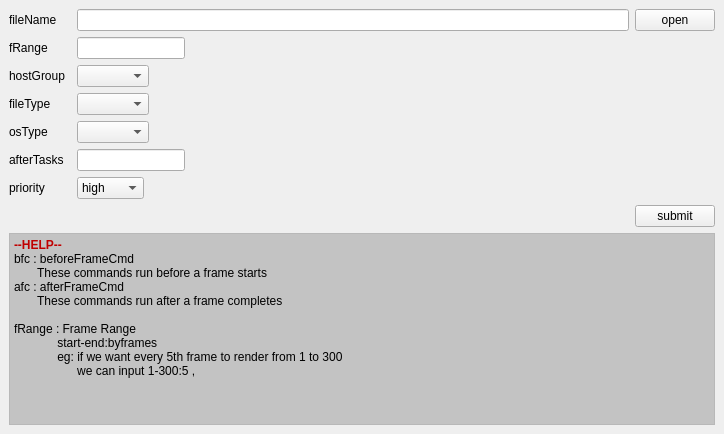
Before: the Qt Designer form rbhusUI/lib/rbhusSubmitMod.ui in aumanimationstudios/rbhus, drawn with Qt 5.
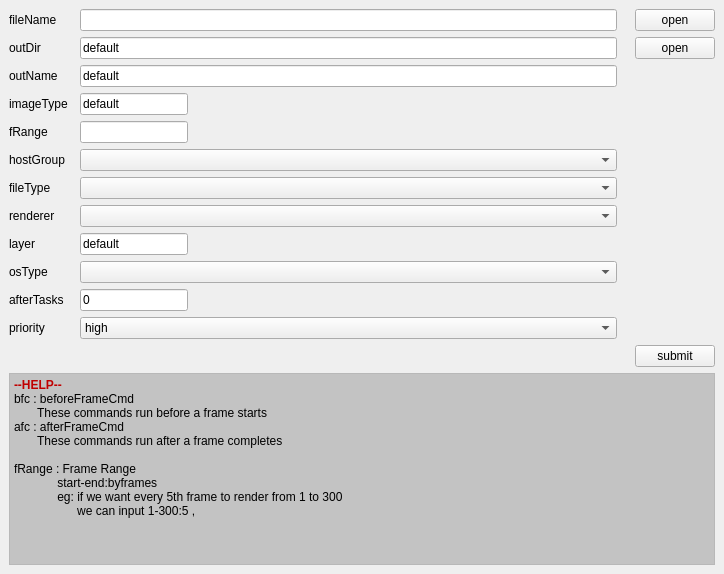
After: the same form once the commit is applied.

Diff of the .ui file:
```diff
--- a/rbhusUI/lib/rbhusSubmitMod.ui
+++ b/rbhusUI/lib/rbhusSubmitMod.ui
@@ -7,7 +7,7 @@
     <x>0</x>
     <y>0</y>
     <width>724</width>
-    <height>360</height>
+    <height>525</height>
    </rect>
   </property>
   <property name="windowTitle">
@@ -15,7 +15,169 @@
   </property>
   <widget class="QWidget" name="centralwidget">
    <layout class="QGridLayout" name="gridLayout">
-    <item row="10" column="0" colspan="6">
+    <item row="12" column="0">
+     <widget class="QLabel" name="labelAfterTask">
+      <property name="sizePolicy">
+       <sizepolicy hsizetype="Maximum" vsizetype="Fixed">
+        <horstretch>0</horstretch>
+        <verstretch>0</verstretch>
+       </sizepolicy>
+      </property>
+      <property name="text">
+       <string>afterTasks</string>
+      </property>
+     </widget>
+    </item>
+    <item row="7" column="2">
+     <widget class="QComboBox" name="comboFileType">
+      <property name="sizePolicy">
+       <sizepolicy hsizetype="Expanding" vsizetype="Fixed">
+        <horstretch>0</horstretch>
+        <verstretch>0</verstretch>
+       </sizepolicy>
+      </property>
+     </widget>
+    </item>
+    <item row="0" column="5">
+     <widget class="QPushButton" name="pushFileName">
+      <property name="sizePolicy">
+       <sizepolicy hsizetype="Minimum" vsizetype="Fixed">
+        <horstretch>0</horstretch>
+        <verstretch>0</verstretch>
+       </sizepolicy>
+      </property>
+      <property name="text">
+       <string>open</string>
+      </property>
+     </widget>
+    </item>
+    <item row="13" column="0">
+     <widget class="QLabel" name="labelPrio">
+      <property name="sizePolicy">
+       <sizepolicy hsizetype="Maximum" vsizetype="Fixed">
+        <horstretch>0</horstretch>
+        <verstretch>0</verstretch>
+       </sizepolicy>
+      </property>
+      <property name="text">
+       <string>priority</string>
+      </property>
+     </widget>
+    </item>
+    <item row="7" column="0">
+     <widget class="QLabel" name="labeFileType">
+      <property name="sizePolicy">
+       <sizepolicy hsizetype="Maximum" vsizetype="Fixed">
+        <horstretch>0</horstretch>
+        <verstretch>0</verstretch>
+       </sizepolicy>
+      </property>
+      <property name="text">
+       <string>fileType</string>
+      </property>
+     </widget>
+    </item>
+    <item row="15" column="5">
+     <widget class="QPushButton" name="pushSubmit">
+      <property name="sizePolicy">
+       <sizepolicy hsizetype="Fixed" vsizetype="Fixed">
+        <horstretch>0</horstretch>
+        <verstretch>0</verstretch>
+       </sizepolicy>
+      </property>
+      <property name="text">
+       <string>submit</string>
+      </property>
+     </widget>
+    </item>
+    <item row="8" column="0">
+     <widget class="QLabel" name="labeRenderer">
+      <property name="sizePolicy">
+       <sizepolicy hsizetype="Maximum" vsizetype="Fixed">
+        <horstretch>0</horstretch>
+        <verstretch>0</verstretch>
+       </sizepolicy>
+      </property>
+      <property name="text">
+       <string>renderer</string>
+      </property>
+     </widget>
+    </item>
+    <item row="15" column="2">
+     <spacer name="horizontalSpacer">
+      <property name="orientation">
+       <enum>Qt::Horizontal</enum>
+      </property>
+      <property name="sizeHint" stdset="0">
+       <size>
+        <width>40</width>
+        <height>20</height>
+       </size>
+      </property>
+     </spacer>
+    </item>
+    <item row="13" column="2">
+     <widget class="QComboBox" name="comboPrio">
+      <property name="sizePolicy">
+       <sizepolicy hsizetype="Expanding" vsizetype="Fixed">
+        <horstretch>0</horstretch>
+        <verstretch>0</verstretch>
+       </sizepolicy>
+      </property>
+      <item>
+       <property name="text">
+        <string>high</string>
+       </property>
+      </item>
+      <item>
+       <property name="text">
+        <string>normal</string>
+       </property>
+      </item>
+      <item>
+       <property name="text">
+        <string>low</string>
+       </property>
+      </item>
+     </widget>
+    </item>
+    <item row="12" column="2">
+     <widget class="QLineEdit" name="lineEditAfterTask">
+      <property name="sizePolicy">
+       <sizepolicy hsizetype="Maximum" vsizetype="Fixed">
+        <horstretch>0</horstretch>
+        <verstretch>0</verstretch>
+       </sizepolicy>
+      </property>
+      <property name="text">
+       <string>0</string>
+      </property>
+     </widget>
+    </item>
+    <item row="10" column="2">
+     <widget class="QLineEdit" name="lineEditLayer">
+      <property name="sizePolicy">
+       <sizepolicy hsizetype="Maximum" vsizetype="Fixed">
+        <horstretch>0</horstretch>
+        <verstretch>0</verstretch>
+       </sizepolicy>
+      </property>
+      <property name="text">
+       <string>default</string>
+      </property>
+     </widget>
+    </item>
+    <item row="4" column="2">
+     <widget class="QLineEdit" name="lineEditFrange">
+      <property name="sizePolicy">
+       <sizepolicy hsizetype="Maximum" vsizetype="Fixed">
+        <horstretch>0</horstretch>
+        <verstretch>0</verstretch>
+       </sizepolicy>
+      </property>
+     </widget>
+    </item>
+    <item row="16" column="0" colspan="6">
      <widget class="QTextEdit" name="textEdit">
       <property name="sizePolicy">
        <sizepolicy hsizetype="Minimum" vsizetype="Fixed">
@@ -104,46 +266,7 @@
       </property>
      </widget>
     </item>
-    <item row="0" column="2" colspan="3">
-     <widget class="QLineEdit" name="lineEditFileName">
-      <property name="sizePolicy">
-       <sizepolicy hsizetype="MinimumExpanding" vsizetype="Fixed">
-        <horstretch>0</horstretch>
-        <verstretch>0</verstretch>
-       </sizepolicy>
-      </property>
-      <property name="dragEnabled">
-       <bool>true</bool>
-      </property>
-     </widget>
-    </item>
-    <item row="3" column="0">
-     <widget class="QLabel" name="labelHostGroup">
-      <property name="sizePolicy">
-       <sizepolicy hsizetype="Maximum" vsizetype="Fixed">
-        <horstretch>0</horstretch>
-        <verstretch>0</verstretch>
-       </sizepolicy>
-      </property>
-      <property name="text">
-       <string>hostGroup</string>
-      </property>
-     </widget>
-    </item>
-    <item row="9" column="2">
-     <spacer name="horizontalSpacer">
-      <property name="orientation">
-       <enum>Qt::Horizontal</enum>
-      </property>
-      <property name="sizeHint" stdset="0">
-       <size>
-        <width>40</width>
-        <height>20</height>
-       </size>
-      </property>
-     </spacer>
-    </item>
-    <item row="1" column="0">
+    <item row="4" column="0">
      <widget class="QLabel" name="labelFrange">
       <property name="sizePolicy">
        <sizepolicy hsizetype="Maximum" vsizetype="Fixed">
@@ -156,42 +279,6 @@
       </property>
      </widget>
     </item>
-    <item row="0" column="5">
-     <widget class="QPushButton" name="pushFileName">
-      <property name="sizePolicy">
-       <sizepolicy hsizetype="Minimum" vsizetype="Fixed">
-        <horstretch>0</horstretch>
-        <verstretch>0</verstretch>
-       </sizepolicy>
-      </property>
-      <property name="text">
-       <string>open</string>
-      </property>
-     </widget>
-    </item>
-    <item row="9" column="5">
-     <widget class="QPushButton" name="pushSubmit">
-      <property name="sizePolicy">
-       <sizepolicy hsizetype="Fixed" vsizetype="Fixed">
-        <horstretch>0</horstretch>
-        <verstretch>0</verstretch>
-       </sizepolicy>
-      </property>
-      <property name="text">
-       <string>submit</string>
-      </property>
-     </widget>
-    </item>
-    <item row="1" column="2">
-     <widget class="QLineEdit" name="lineEditFrange">
-      <property name="sizePolicy">
-       <sizepolicy hsizetype="Maximum" vsizetype="Fixed">
-        <horstretch>0</horstretch>
-        <verstretch>0</verstretch>
-       </sizepolicy>
-      </property>
-     </widget>
-    </item>
     <item row="0" column="0">
      <widget class="QLabel" name="labelFileName">
       <property name="sizePolicy">
@@ -205,78 +292,17 @@
       </property>
      </widget>
     </item>
-    <item row="3" column="2">
-     <widget class="QComboBox" name="comboHostGroup">
+    <item row="11" column="2">
+     <widget class="QComboBox" name="comboOsType">
       <property name="sizePolicy">
-       <sizepolicy hsizetype="Fixed" vsizetype="Fixed">
+       <sizepolicy hsizetype="Expanding" vsizetype="Fixed">
         <horstretch>0</horstretch>
         <verstretch>0</verstretch>
        </sizepolicy>
       </property>
      </widget>
     </item>
-    <item row="7" column="2">
-     <widget class="QComboBox" name="comboPrio">
-      <property name="sizePolicy">
-       <sizepolicy hsizetype="Fixed" vsizetype="Fixed">
-        <horstretch>0</horstretch>
-        <verstretch>0</verstretch>
-       </sizepolicy>
-      </property>
-      <item>
-       <property name="text">
-        <string>high</string>
-       </property>
-      </item>
-      <item>
-       <property name="text">
-        <string>normal</string>
-       </property>
-      </item>
-      <item>
-       <property name="text">
-        <string>low</string>
-       </property>
-      </item>
-     </widget>
-    </item>
-    <item row="7" column="0">
-     <widget class="QLabel" name="labelPrio">
-      <property name="sizePolicy">
-       <sizepolicy hsizetype="Maximum" vsizetype="Fixed">
-        <horstretch>0</horstretch>
-        <verstretch>0</verstretch>
-       </sizepolicy>
-      </property>
-      <property name="text">
-       <string>priority</string>
-      </property>
-     </widget>
-    </item>
-    <item row="4" column="2">
-     <widget class="QComboBox" name="comboFileType">
-      <property name="sizePolicy">
-       <sizepolicy hsizetype="Fixed" vsizetype="Fixed">
-        <horstretch>0</horstretch>
-        <verstretch>0</verstretch>
-       </sizepolicy>
-      </property>
-     </widget>
-    </item>
-    <item row="4" column="0">
-     <widget class="QLabel" name="labeFileType">
-      <property name="sizePolicy">
-       <sizepolicy hsizetype="Maximum" vsizetype="Fixed">
-        <horstretch>0</horstretch>
-        <verstretch>0</verstretch>
-       </sizepolicy>
-      </property>
-      <property name="text">
-       <string>fileType</string>
-      </property>
-     </widget>
-    </item>
-    <item row="5" column="0">
+    <item row="11" column="0">
      <widget class="QLabel" name="labelOsType">
       <property name="sizePolicy">
        <sizepolicy hsizetype="Maximum" vsizetype="Fixed">
@@ -289,10 +315,10 @@
       </property>
      </widget>
     </item>
-    <item row="5" column="2">
-     <widget class="QComboBox" name="comboOsType">
+    <item row="8" column="2">
+     <widget class="QComboBox" name="comboRenderer">
       <property name="sizePolicy">
-       <sizepolicy hsizetype="Fixed" vsizetype="Fixed">
+       <sizepolicy hsizetype="Expanding" vsizetype="Fixed">
         <horstretch>0</horstretch>
         <verstretch>0</verstretch>
        </sizepolicy>
@@ -300,7 +326,7 @@
      </widget>
     </item>
     <item row="6" column="0">
-     <widget class="QLabel" name="labelAfterTask">
+     <widget class="QLabel" name="labelHostGroup">
       <property name="sizePolicy">
        <sizepolicy hsizetype="Maximum" vsizetype="Fixed">
         <horstretch>0</horstretch>
@@ -308,17 +334,140 @@
        </sizepolicy>
       </property>
       <property name="text">
-       <string>afterTasks</string>
+       <string>hostGroup</string>
+      </property>
+     </widget>
+    </item>
+    <item row="10" column="0">
+     <widget class="QLabel" name="labelLayer">
+      <property name="sizePolicy">
+       <sizepolicy hsizetype="Maximum" vsizetype="Fixed">
+        <horstretch>0</horstretch>
+        <verstretch>0</verstretch>
+       </sizepolicy>
+      </property>
+      <property name="text">
+       <string>layer</string>
       </property>
      </widget>
     </item>
     <item row="6" column="2">
-     <widget class="QLineEdit" name="lineEditAfterTask">
+     <widget class="QComboBox" name="comboHostGroup">
       <property name="sizePolicy">
+       <sizepolicy hsizetype="Expanding" vsizetype="Fixed">
+        <horstretch>0</horstretch>
+        <verstretch>0</verstretch>
+       </sizepolicy>
+      </property>
+     </widget>
+    </item>
+    <item row="1" column="0">
+     <widget class="QLabel" name="labelOutDir">
+      <property name="sizePolicy">
        <sizepolicy hsizetype="Maximum" vsizetype="Fixed">
         <horstretch>0</horstretch>
         <verstretch>0</verstretch>
        </sizepolicy>
+      </property>
+      <property name="text">
+       <string>outDir</string>
+      </property>
+     </widget>
+    </item>
+    <item row="1" column="2">
+     <widget class="QLineEdit" name="lineEditOutDir">
+      <property name="sizePolicy">
+       <sizepolicy hsizetype="MinimumExpanding" vsizetype="Fixed">
+        <horstretch>0</horstretch>
+        <verstretch>0</verstretch>
+       </sizepolicy>
+      </property>
+      <property name="text">
+       <string>default</string>
+      </property>
+      <property name="dragEnabled">
+       <bool>true</bool>
+      </property>
+     </widget>
+    </item>
+    <item row="2" column="0">
+     <widget class="QLabel" name="labelImageName">
+      <property name="sizePolicy">
+       <sizepolicy hsizetype="Maximum" vsizetype="Fixed">
+        <horstretch>0</horstretch>
+        <verstretch>0</verstretch>
+       </sizepolicy>
+      </property>
+      <property name="text">
+       <string>outName</string>
+      </property>
+     </widget>
+    </item>
+    <item row="2" column="2">
+     <widget class="QLineEdit" name="lineEditOutName">
+      <property name="sizePolicy">
+       <sizepolicy hsizetype="MinimumExpanding" vsizetype="Fixed">
+        <horstretch>0</horstretch>
+        <verstretch>0</verstretch>
+       </sizepolicy>
+      </property>
+      <property name="text">
+       <string>default</string>
+      </property>
+      <property name="dragEnabled">
+       <bool>true</bool>
+      </property>
+     </widget>
+    </item>
+    <item row="3" column="0">
+     <widget class="QLabel" name="labelImageType">
+      <property name="sizePolicy">
+       <sizepolicy hsizetype="Maximum" vsizetype="Fixed">
+        <horstretch>0</horstretch>
+        <verstretch>0</verstretch>
+       </sizepolicy>
+      </property>
+      <property name="text">
+       <string>imageType</string>
+      </property>
+     </widget>
+    </item>
+    <item row="3" column="2">
+     <widget class="QLineEdit" name="lineEditImageType">
+      <property name="sizePolicy">
+       <sizepolicy hsizetype="Maximum" vsizetype="Fixed">
+        <horstretch>0</horstretch>
+        <verstretch>0</verstretch>
+       </sizepolicy>
+      </property>
+      <property name="text">
+       <string>default</string>
+      </property>
+     </widget>
+    </item>
+    <item row="0" column="2">
+     <widget class="QLineEdit" name="lineEditFileName">
+      <property name="sizePolicy">
+       <sizepolicy hsizetype="MinimumExpanding" vsizetype="Fixed">
+        <horstretch>0</horstretch>
+        <verstretch>0</verstretch>
+       </sizepolicy>
+      </property>
+      <property name="dragEnabled">
+       <bool>true</bool>
+      </property>
+     </widget>
+    </item>
+    <item row="1" column="5">
+     <widget class="QPushButton" name="pushOutDir">
+      <property name="sizePolicy">
+       <sizepolicy hsizetype="Minimum" vsizetype="Fixed">
+        <horstretch>0</horstretch>
+        <verstretch>0</verstretch>
+       </sizepolicy>
+      </property>
+      <property name="text">
+       <string>open</string>
       </property>
      </widget>
     </item>
```
